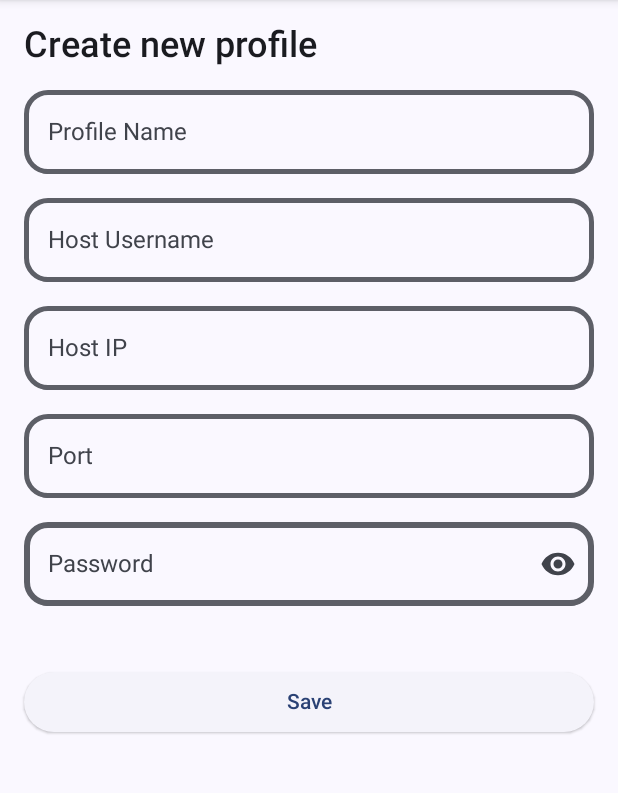
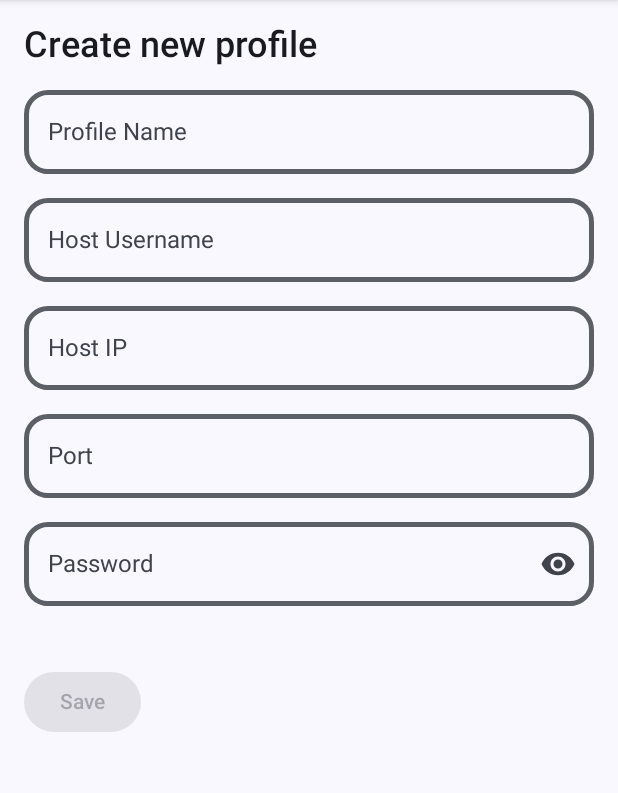
Before and after one commit to abijith-2002/mobile-file-transfer-318, an Android app built with Jetpack Compose: the NewProfileScreen screen opened through its navigation route, on a phone screen of 412 x 824 dp, the part 84-877 px from its top. Run offline under Robolectric (Android 15) with nearby library versions, the phone set to English and light mode, and no system bars.

Commit message:
Checkpoint 11 - cg112bdc14

```diff
--- a/android_frontend/app/src/main/kotlin/org/example/app/ui/home/NewProfileScreen.kt
+++ b/android_frontend/app/src/main/kotlin/org/example/app/ui/home/NewProfileScreen.kt
@@ -144,7 +144,11 @@ fun NewProfileScreen(
                 onSave(profileName.trim(), hostUsername.trim(), hostIp.trim(), port, password)
             },
             elevation = ButtonDefaults.elevatedButtonElevation(),
-            modifier = Modifier.fillMaxWidth()
+            enabled = profileName.isNotBlank() &&
+                hostUsername.isNotBlank() &&
+                hostIp.isNotBlank() &&
+                portText.isNotBlank() &&
+                password.isNotBlank()
         ) {
             Text(text = "Save")
         }
@@ -204,7 +208,7 @@ private fun BorderedPasswordField(
         value = value,
         onValueChange = onValueChange,
         modifier = modifier
-            .border(width = 4.dp, color = borderColor, shape = shape)
+            .border(width = 3.dp, color = borderColor, shape = shape)
             .clip(shape),
         label = { Text(text = label) },
         singleLine = true,
```
Also changed, not shown: 2 other files.
